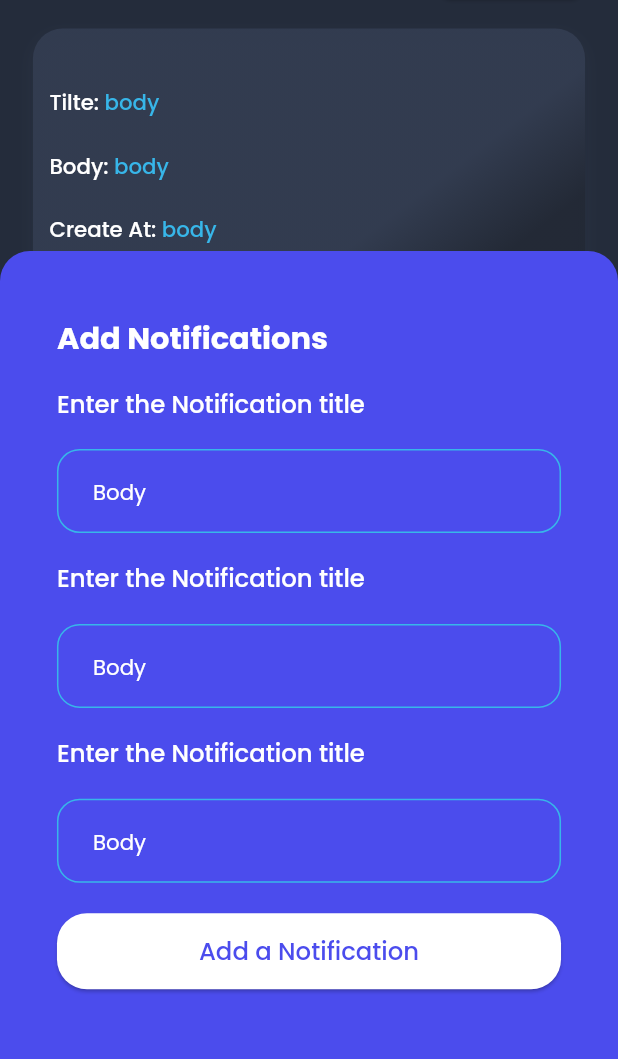
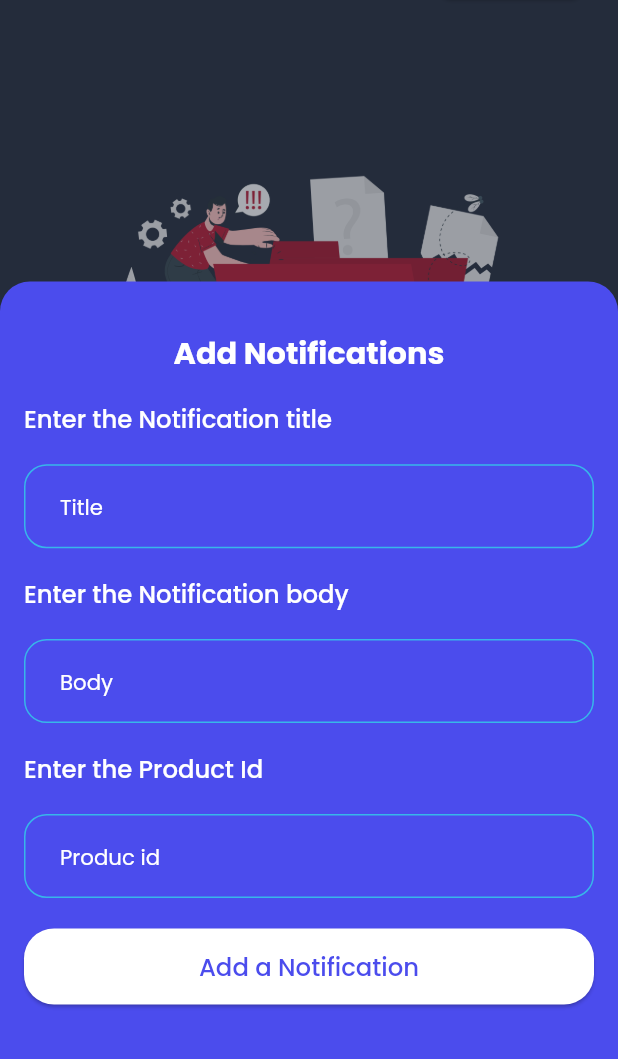
Before and after one commit to Abd44Arfat/full-ecommerce, a Flutter app: the AddNotificationsScreen screen opened directly, after a tap on "Add", on a phone screen of 412 x 824 dp, the part 177-1236 px from its top. Run offline on Flutter 3.47's test engine with Material 3 defaults, Android fonts, the phone set to English and light mode, and no system bars; our stand-ins replace animate_do, cached_network_image, connectivity_plus, dio, firebase_core, firebase_messaging and 15 more; accounts and stored records are empty; generated files the repository leaves out were written again.

Commit message:
finish create notification & save notification in hive

```diff
--- /dev/null
+++ b/lib/core/service/hive/hive_database.dart
@@ -0,0 +1,25 @@
+import 'package:asroo_store/features/admin/add_notifications/data/models/add_notification_model.dart';
+import 'package:hive_flutter/hive_flutter.dart';
+
+class HiveDatabase {
+  factory HiveDatabase() => _instance;
+
+  HiveDatabase._();
+
+  static final HiveDatabase _instance = HiveDatabase._();
+
+  Box<AddNotificationModel>? notificationBox;
+
+  Future<void> setup() async {
+    await Hive.initFlutter();
+
+    Hive..registerAdapter(AddNotificationModelAdapter());
+
+    notificationBox =
+        await Hive.openBox<AddNotificationModel>('notification_box');
+  }
+
+  Future<void> clearAllBox() async {
+    await notificationBox!.clear();
+  }
+}
--- /dev/null
+++ b/lib/features/admin/add_notifications/presentation/bloc/add_notification/add_notification_bloc.dart
@@ -0,0 +1,43 @@
+import 'dart:async';
+import 'package:asroo_store/core/service/hive/hive_database.dart';
+import 'package:asroo_store/features/admin/add_notifications/data/models/add_notification_model.dart';
+import 'package:flutter_bloc/flutter_bloc.dart';
+import 'package:freezed_annotation/freezed_annotation.dart';
+
+part 'add_notification_event.dart';
+part 'add_notification_state.dart';
+part 'add_notification_bloc.freezed.dart';
+
+class AddNotificationBloc
+    extends Bloc<AddNotificationEvent, AddNotificationState> {
+  AddNotificationBloc() : super(const _Initial()) {
+    on<CreateNotificationEvent>(_createNotification);
+    on<DeleteNotificationEvent>(_deleteNotification);
+  }
+
+  FutureOr<void> _createNotification(
+    CreateNotificationEvent event,
+    Emitter<AddNotificationState> emit,
+  ) async {
+    emit(const AddNotificationState.loading());
+
+    try {
+      await HiveDatabase().notificationBox!.add(event.notificationModel);
+
+      emit(const AddNotificationState.success());
+    } catch (e) {
+      emit(AddNotificationState.error(error: e.toString()));
+    }
+  }
+
+  FutureOr<void> _deleteNotification(
+    DeleteNotificationEvent event,
+    Emitter<AddNotificationState> emit,
+  ) async {
+    emit(const AddNotificationState.loading());
+
+    await event.notificationModel.delete();
+
+    emit(const AddNotificationState.success());
+  }
+}
--- /dev/null
+++ b/lib/features/admin/add_notifications/presentation/bloc/add_notification/add_notification_event.dart
@@ -0,0 +1,12 @@
+part of 'add_notification_bloc.dart';
+
+@freezed
+class AddNotificationEvent with _$AddNotificationEvent {
+  const factory AddNotificationEvent.started() = _Started;
+  const factory AddNotificationEvent.createNotification({
+    required AddNotificationModel notificationModel,
+  }) = CreateNotificationEvent;
+  const factory AddNotificationEvent.deleteNotification({
+    required AddNotificationModel notificationModel,
+  }) = DeleteNotificationEvent;
+}
--- /dev/null
+++ b/lib/features/admin/add_notifications/presentation/bloc/add_notification/add_notification_state.dart
@@ -0,0 +1,10 @@
+part of 'add_notification_bloc.dart';
+
+@freezed
+class AddNotificationState with _$AddNotificationState {
+  const factory AddNotificationState.initial() = _Initial;
+  const factory AddNotificationState.loading() = LoadingState;
+  const factory AddNotificationState.success() = SuccessState;
+  const factory AddNotificationState.error({required String error}) =
+      ErrorState;
+}
--- /dev/null
+++ b/lib/features/admin/add_notifications/presentation/bloc/get_all_notification_admin/get_all_notification_admin_bloc.dart
@@ -0,0 +1,38 @@
+import 'dart:async';
+import 'package:asroo_store/core/service/hive/hive_database.dart';
+import 'package:asroo_store/features/admin/add_notifications/data/models/add_notification_model.dart';
+import 'package:flutter_bloc/flutter_bloc.dart';
+import 'package:freezed_annotation/freezed_annotation.dart';
+
+part 'get_all_notification_admin_event.dart';
+part 'get_all_notification_admin_state.dart';
+part 'get_all_notification_admin_bloc.freezed.dart';
+
+class GetAllNotificationAdminBloc
+    extends Bloc<GetAllNotificationAdminEvent, GetAllNotificationAdminState> {
+  GetAllNotificationAdminBloc()
+      : super(const GetAllNotificationAdminState.loading()) {
+    on<FetchAllNotificationAdminEvent>(_getAllNotification);
+  }
+
+  FutureOr<void> _getAllNotification(
+    FetchAllNotificationAdminEvent event,
+    Emitter<GetAllNotificationAdminState> emit,
+  ) async {
+    try {
+      emit(const GetAllNotificationAdminState.loading());
+
+      final list = HiveDatabase().notificationBox!.values.toList();
+
+
+
+      if (list.isEmpty) {
+        emit(const GetAllNotificationAdminState.empty());
+      } else {
+        emit(GetAllNotificationAdminState.success(notificationList: list));
+      }
+    } catch (e) {
+      emit(GetAllNotificationAdminState.error(error: e.toString()));
+    }
+  }
+}
--- /dev/null
+++ b/lib/features/admin/add_notifications/presentation/bloc/get_all_notification_admin/get_all_notification_admin_event.dart
@@ -0,0 +1,8 @@
+part of 'get_all_notification_admin_bloc.dart';
+
+@freezed
+class GetAllNotificationAdminEvent with _$GetAllNotificationAdminEvent {
+  const factory GetAllNotificationAdminEvent.started() = _Started;
+  const factory GetAllNotificationAdminEvent.getAllNotificion() =
+      FetchAllNotificationAdminEvent;
+}
--- /dev/null
+++ b/lib/features/admin/add_notifications/presentation/bloc/get_all_notification_admin/get_all_notification_admin_state.dart
@@ -0,0 +1,12 @@
+part of 'get_all_notification_admin_bloc.dart';
+
+@freezed
+class GetAllNotificationAdminState with _$GetAllNotificationAdminState {
+  const factory GetAllNotificationAdminState.loading() = LoadingState;
+  const factory GetAllNotificationAdminState.success({
+    required List<AddNotificationModel> notificationList,
+  }) = SuccessState;
+  const factory GetAllNotificationAdminState.empty() = EmptyState;
+  const factory GetAllNotificationAdminState.error({required String error}) =
+      ErrorState;
+}
--- a/lib/features/admin/add_notifications/presentation/refactors/add_notification_body.dart
+++ b/lib/features/admin/add_notifications/presentation/refactors/add_notification_body.dart
@@ -1,6 +1,9 @@
+import 'package:asroo_store/core/common/loading/empty_screen.dart';
+import 'package:asroo_store/features/admin/add_notifications/presentation/bloc/get_all_notification_admin/get_all_notification_admin_bloc.dart';
 import 'package:asroo_store/features/admin/add_notifications/presentation/widgets/add_notification_item.dart';
 import 'package:asroo_store/features/admin/add_notifications/presentation/widgets/craete_notification.dart';
 import 'package:flutter/material.dart';
+import 'package:flutter_bloc/flutter_bloc.dart';
 import 'package:flutter_screenutil/flutter_screenutil.dart';
 
 class AddNotificationBody extends StatelessWidget {
@@ -12,32 +15,54 @@ class AddNotificationBody extends StatelessWidget {
       padding: EdgeInsets.symmetric(horizontal: 20.w, vertical: 30.h),
       child: Column(
         children: [
-//create notification title
-          CraeteNotification(),
-//get all  notification
+          // create notification title
+          const CreateNotification(),
+          //get all notifications
           Expanded(
-              child: CustomScrollView(
-            slivers: [
-              SliverToBoxAdapter(
-                child: SizedBox(
-                  height: 20.h,
+            child: CustomScrollView(
+              slivers: [
+                SliverToBoxAdapter(
+                  child: SizedBox(height: 20.h),
                 ),
-              ),
-              SliverToBoxAdapter(
-                child: ListView.separated(
-                  itemCount: 3,
-                  shrinkWrap: true,
-                  physics: const NeverScrollableScrollPhysics(),
-                  separatorBuilder: (context, index) => SizedBox(
-                    height: 15.h,
+                SliverToBoxAdapter(
+                  child: BlocBuilder<GetAllNotificationAdminBloc,
+                      GetAllNotificationAdminState>(
+                    builder: (context, state) {
+                      return state.when(
+                        loading: () {
+                          return const Center(
+                            child: CircularProgressIndicator(
+                              color: Colors.white,
+                            ),
+                          );
+                        },
+                        success: (notificaionList) {
+                          return ListView.separated(
+                            itemCount: notificaionList.length,
+                            shrinkWrap: true,
+                            physics: const NeverScrollableScrollPhysics(),
+                            itemBuilder: (context, index) {
+                              return AddNotificationItem(
+                                notificationModel: notificaionList[index],
+                                index: index,
+                              );
+                            },
+                            separatorBuilder: (context, index) =>
+                                SizedBox(height: 15.h),
+                          );
+                        },
+                        empty: EmptyScreen.new,
+                        error: Text.new,
+                      );
+                    },
                   ),
-                  itemBuilder: (context, index) {
-                    return AddNotificationItem();
-                  },
                 ),
-              )
-            ],
-          ))
+                SliverToBoxAdapter(
+                  child: SizedBox(height: 20.h),
+                ),
+              ],
+            ),
+          ),
         ],
       ),
     );
--- a/lib/features/admin/add_notifications/presentation/screens/add_notifications_screen.dart
+++ b/lib/features/admin/add_notifications/presentation/screens/add_notifications_screen.dart
@@ -1,23 +1,36 @@
 import 'package:asroo_store/core/common/widgets/admin_app_bar.dart';
-import 'package:asroo_store/core/service/push_notification/firebase_cloud_messaging.dart';
+import 'package:asroo_store/core/di/injection_container.dart';
 import 'package:asroo_store/core/style/colors/colors_dark.dart';
+import 'package:asroo_store/features/admin/add_notifications/presentation/bloc/add_notification/add_notification_bloc.dart';
+import 'package:asroo_store/features/admin/add_notifications/presentation/bloc/get_all_notification_admin/get_all_notification_admin_bloc.dart';
+import 'package:asroo_store/features/admin/add_notifications/presentation/refactors/add_notification_body.dart';
 import 'package:flutter/material.dart';
-
-import '../refactors/add_notification_body.dart';
+import 'package:flutter_bloc/flutter_bloc.dart';
 
 class AddNotificationsScreen extends StatelessWidget {
   const AddNotificationsScreen({super.key});
 
   @override
   Widget build(BuildContext context) {
-    return Scaffold(
-      backgroundColor: ColorsDark.mainColor,
-      appBar: AdminAppBar(
-        title: 'Notifications',
-        isMain: true,
+    return MultiBlocProvider(
+      providers: [
+        BlocProvider(
+          create: (context) => sl<GetAllNotificationAdminBloc>()
+            ..add(
+              const GetAllNotificationAdminEvent.getAllNotificion(),
+            ),
+        ),
+        BlocProvider(create: (context) => sl<AddNotificationBloc>()),
+      ],
+      child: const Scaffold(
         backgroundColor: ColorsDark.mainColor,
+        appBar: AdminAppBar(
+          title: 'Notifications',
+          isMain: true,
+          backgroundColor: ColorsDark.mainColor,
+        ),
+        body: AddNotificationBody(),
       ),
-      body: AddNotificationBody()
     );
   }
 }
--- a/lib/features/admin/add_notifications/presentation/widgets/add_notification_item.dart
+++ b/lib/features/admin/add_notifications/presentation/widgets/add_notification_item.dart
@@ -1,18 +1,24 @@
 import 'package:asroo_store/core/common/widgets/custom_container_linear_admin.dart';
 import 'package:asroo_store/core/common/widgets/text_app.dart';
 import 'package:asroo_store/core/extensions/context_extension.dart';
+import 'package:asroo_store/core/extensions/date_extension.dart';
 import 'package:asroo_store/core/style/colors/colors_dark.dart';
 import 'package:asroo_store/core/style/fonts/font_family_helper.dart';
 import 'package:asroo_store/core/style/fonts/font_weight_helper.dart';
-
+import 'package:asroo_store/features/admin/add_notifications/data/models/add_notification_model.dart';
+import 'package:asroo_store/features/admin/add_notifications/presentation/widgets/edit/edit_notification.dart';
 import 'package:flutter/material.dart';
 import 'package:flutter_screenutil/flutter_screenutil.dart';
 
 class AddNotificationItem extends StatelessWidget {
   const AddNotificationItem({
+    required this.notificationModel,
+    required this.index,
     super.key,
   });
 
+  final AddNotificationModel notificationModel;
+  final int index;
 
   @override
   Widget build(BuildContext context) {
@@ -21,29 +27,30 @@ class AddNotificationItem extends StatelessWidget {
       width: MediaQuery.of(context).size.width,
       child: Padding(
         padding: EdgeInsets.symmetric(horizontal: 10.w, vertical: 15.h),
-        child:const Column(
+        child: Column(
           children: [
             const Spacer(),
             //Title
             NotificationInfo(
               title: 'Tilte: ',
-              body: "body",
+              body: notificationModel.title,
             ),
             const Spacer(),
             //Body
             NotificationInfo(
               title: 'Body: ',
-              body: "body",
+              body: notificationModel.body,
             ),
             const Spacer(),
             NotificationInfo(
               title: 'Create At: ',
-              body: "body",
+              body: notificationModel.createAt.getFormatDayMonthYear(),
             ),
             const Spacer(),
             Row(
               mainAxisAlignment: MainAxisAlignment.end,
               children: [
+                //delete notification
 
               ],
             )
--- a/lib/features/admin/add_notifications/presentation/widgets/craete_notification.dart
+++ b/lib/features/admin/add_notifications/presentation/widgets/craete_notification.dart
@@ -6,21 +6,22 @@ import 'package:asroo_store/core/extensions/context_extension.dart';
 import 'package:asroo_store/core/style/colors/colors_dark.dart';
 import 'package:asroo_store/core/style/fonts/font_family_helper.dart';
 import 'package:asroo_store/core/style/fonts/font_weight_helper.dart';
-import 'package:asroo_store/features/admin/add_categories/presentation/bloc/create_category/create_category_bloc.dart';
+import 'package:asroo_store/features/admin/add_notifications/presentation/bloc/add_notification/add_notification_bloc.dart';
+import 'package:asroo_store/features/admin/add_notifications/presentation/bloc/get_all_notification_admin/get_all_notification_admin_bloc.dart';
 import 'package:asroo_store/features/admin/add_notifications/presentation/widgets/create/create_notification_bottom_sheet.dart';
 import 'package:flutter/material.dart';
 import 'package:flutter_bloc/flutter_bloc.dart';
 import 'package:flutter_screenutil/flutter_screenutil.dart';
 
-class CraeteNotification extends StatelessWidget {
-  const CraeteNotification({super.key});
+class CreateNotification extends StatelessWidget {
+  const CreateNotification({super.key});
 
   @override
   Widget build(BuildContext context) {
     return Row(
       mainAxisAlignment: MainAxisAlignment.spaceBetween,
       children: [
-        // title
+        // titile
         TextApp(
           text: 'Notifications',
           theme: context.textStyle.copyWith(
@@ -29,13 +30,20 @@ class CraeteNotification extends StatelessWidget {
             fontFamily: FontFamilyHelper.poppinsEnglish,
           ),
         ),
-        //bottom sheet
+        // bottom sheet
         CustomButton(
           onPressed: () {
             CustomBottomSheet.showModalBottomSheetContainer(
               context: context,
-          widget: CraeteNotificationBottomSheet()
-
+              widget: BlocProvider(
+                create: (context) => sl<AddNotificationBloc>(),
+                child: const CreateNotificationBottomSheet(),
+              ),
+              whenComplete: () {
+                context.read<GetAllNotificationAdminBloc>().add(
+                      const GetAllNotificationAdminEvent.getAllNotificion(),
+                    );
+              },
             );
           },
           backgroundColor: ColorsDark.blueDark,
--- a/lib/features/admin/add_notifications/presentation/widgets/create/create_notification_bottom_sheet.dart
+++ b/lib/features/admin/add_notifications/presentation/widgets/create/create_notification_bottom_sheet.dart
@@ -1,3 +1,4 @@
+import 'package:asroo_store/core/common/toast/show_toast.dart';
 import 'package:asroo_store/core/common/widgets/custom_button.dart';
 import 'package:asroo_store/core/common/widgets/custom_text_field.dart';
 import 'package:asroo_store/core/common/widgets/text_app.dart';
@@ -5,19 +6,22 @@ import 'package:asroo_store/core/extensions/context_extension.dart';
 import 'package:asroo_store/core/style/colors/colors_dark.dart';
 import 'package:asroo_store/core/style/fonts/font_family_helper.dart';
 import 'package:asroo_store/core/style/fonts/font_weight_helper.dart';
+import 'package:asroo_store/features/admin/add_notifications/data/models/add_notification_model.dart';
+import 'package:asroo_store/features/admin/add_notifications/presentation/bloc/add_notification/add_notification_bloc.dart';
 import 'package:flutter/material.dart';
+import 'package:flutter_bloc/flutter_bloc.dart';
 import 'package:flutter_screenutil/flutter_screenutil.dart';
 
-class CraeteNotificationBottomSheet extends StatefulWidget {
-  const CraeteNotificationBottomSheet({super.key});
+class CreateNotificationBottomSheet extends StatefulWidget {
+  const CreateNotificationBottomSheet({super.key});
 
   @override
-  State<CraeteNotificationBottomSheet> createState() =>
-      _CraeteNotificationBottomSheetState();
+  State<CreateNotificationBottomSheet> createState() =>
+      _CreateNotificationBottomSheetState();
 }
 
-class _CraeteNotificationBottomSheetState
-    extends State<CraeteNotificationBottomSheet> {
+class _CreateNotificationBottomSheetState
+    extends State<CreateNotificationBottomSheet> {
   TextEditingController titleController = TextEditingController();
   TextEditingController bodyController = TextEditingController();
   TextEditingController productIdController = TextEditingController();
@@ -35,13 +39,15 @@ class _CraeteNotificationBottomSheetState
   @override
   Widget build(BuildContext context) {
     return Padding(
-        padding: EdgeInsets.symmetric(horizontal: 20.w, vertical: 30.h),
+      padding: EdgeInsets.symmetric(vertical: 20.h),
       child: Form(
         key: formKey,
         child: Column(
           crossAxisAlignment: CrossAxisAlignment.start,
           children: [
-              TextApp(
+            //Add Notifications Title
+            Center(
+              child: TextApp(
                 text: 'Add Notifications',
                 theme: context.textStyle.copyWith(
                   fontSize: 20.sp,
@@ -49,9 +55,9 @@ class _CraeteNotificationBottomSheetState
                   fontFamily: FontFamilyHelper.poppinsEnglish,
                 ),
               ),
-              SizedBox(
-                height: 20.h,
             ),
+            SizedBox(height: 20.h),
+            //Enter the Notification name title
             TextApp(
               text: 'Enter the Notification title',
               theme: context.textStyle.copyWith(
@@ -59,36 +65,32 @@ class _CraeteNotificationBottomSheetState
                 fontWeight: FontWeightHelper.medium,
                 fontFamily: FontFamilyHelper.poppinsEnglish,
               ),
-
             ),
-                SizedBox(
-                height: 20.h,
-              ),
+            SizedBox(height: 20.h),
+            // title for notification TextForm
             CustomTextField(
               controller: titleController,
-              hintText: 'Body',
+              hintText: 'Title',
               validator: (value) {
                 if (value == null || value.isEmpty || value.length < 2) {
-                  return 'Please Selected Your Body Name';
+                  return 'Please Selected Your Title Name';
                 }
                 return null;
               },
             ),
-              SizedBox(
-                height: 20.h,
-              ),
+            SizedBox(height: 20.h),
+
+            //Enter the Notification name body
             TextApp(
-                text: 'Enter the Notification title',
+              text: 'Enter the Notification body',
               theme: context.textStyle.copyWith(
                 fontSize: 16.sp,
                 fontWeight: FontWeightHelper.medium,
                 fontFamily: FontFamilyHelper.poppinsEnglish,
               ),
-
             ),
-                SizedBox(
-                height: 20.h,
-              ),
+            SizedBox(height: 20.h),
+            // Body for notification TextForm
             CustomTextField(
               controller: bodyController,
               hintText: 'Body',
@@ -99,36 +101,67 @@ class _CraeteNotificationBottomSheetState
                 return null;
               },
             ),
-              SizedBox(
-                height: 20.h,
-              ),
+            SizedBox(height: 20.h),
+            //Enter the Product Id
             TextApp(
-                text: 'Enter the Notification title',
+              text: 'Enter the Product Id',
               theme: context.textStyle.copyWith(
                 fontSize: 16.sp,
                 fontWeight: FontWeightHelper.medium,
                 fontFamily: FontFamilyHelper.poppinsEnglish,
               ),
-
             ),
-    SizedBox(
-                height: 20.h,
-              ),
+            SizedBox(height: 20.h),
+            // productId for notification TextForm
             CustomTextField(
               controller: productIdController,
-              hintText: 'Body',
-              keyboardType:TextInputType.number ,
+              keyboardType: TextInputType.number,
               validator: (value) {
-                if (value == null || value.isEmpty || value.length < 2) {
-                  return 'Please Selected Your product id Name';
+                if (value == null || value.isEmpty) {
+                  return 'Please Selected Your Productid ';
                 }
                 return null;
               },
+              hintText: 'Produc id',
             ),
-              SizedBox(
-                height: 20.h,
+            SizedBox(height: 20.h),
+            //Button
+            BlocConsumer<AddNotificationBloc, AddNotificationState>(
+              listener: (context, state) {
+                state.whenOrNull(
+                  success: () {
+                    context.pop();
+                    ShowToast.showToastSuccessTop(
+                      message: 'Notification Created Success',
+                      seconds: 2,
+                    );
+                  },
+                  error: (error) {
+                    ShowToast.showToastErrorTop(
+                      message: error,
+                    );
+                  },
+                );
+              },
+              builder: (context, state) {
+                return state.maybeWhen(
+                  loading: () {
+                    return Container(
+                      height: 50.h,
+                      width: MediaQuery.of(context).size.width,
+                      decoration: BoxDecoration(
+                        color: Colors.white,
+                        borderRadius: BorderRadius.circular(20),
                       ),
-CustomButton(
+                      child: const Center(
+                        child: CircularProgressIndicator(
+                          color: ColorsDark.blueDark,
+                        ),
+                      ),
+                    );
+                  },
+                  orElse: () {
+                    return CustomButton(
                       onPressed: () {
                         _validAddNotification(context);
                       },
@@ -139,12 +172,29 @@ CustomButton(
                       text: 'Add a Notification',
                       width: MediaQuery.of(context).size.width,
                       height: 50.h,
-              )
-
+                    );
+                  },
+                );
+              },
+            ),
           ],
         ),
-        ));
+      ),
+    );
   }
 
-  void _validAddNotification(BuildContext context) {}
+  void _validAddNotification(BuildContext context) {
+    if (formKey.currentState!.validate()) {
+      context.read<AddNotificationBloc>().add(
+            AddNotificationEvent.createNotification(
+              notificationModel: AddNotificationModel(
+                title: titleController.text.trim(),
+                body: bodyController.text.trim(),
+                productId: int.parse(productIdController.text.trim()),
+                createAt: DateTime.now(),
+              ),
+            ),
+          );
     }
+  }
+}
--- a/lib/main.dart
+++ b/lib/main.dart
@@ -4,6 +4,7 @@ import 'package:asroo_store/asroo_store_app.dart';
 import 'package:asroo_store/core/app/bloc_observer.dart';
 import 'package:asroo_store/core/app/env.variables.dart';
 import 'package:asroo_store/core/di/injection_container.dart';
+import 'package:asroo_store/core/service/hive/hive_database.dart';
 import 'package:asroo_store/core/service/push_notification/firebase_cloud_messaging.dart';
 import 'package:asroo_store/core/service/shared_pref/shared_pref.dart';
 import 'package:asroo_store/firebase_options.dart';
@@ -16,6 +17,7 @@ void main() async {
   WidgetsFlutterBinding.ensureInitialized();
 
   await EnvVariable.instance.init(envType: EnvTypeEnum.dev);
+  await HiveDatabase().setup();
 
  await Firebase.initializeApp(
     options: DefaultFirebaseOptions.currentPlatform,
--- a/pubspec.yaml
+++ b/pubspec.yaml
@@ -50,6 +50,8 @@ dependencies:
 
   #Notifications
   firebase_messaging: ^14.7.15
+  intl: ^0.18.1
+
 
 
   #local Database Hive
```
Also changed, not shown: lib/core/di/injection_container.dart (+7 -0 lines), lib/core/extensions/date_extension.dart (added, +8 -0 lines), lib/features/admin/add_notifications/presentation/bloc/add_notification/add_notification_bloc.freezed.dart (added), lib/features/admin/add_notifications/presentation/bloc/get_all_notification_admin/get_all_notification_admin_bloc.freezed.dart (added), pubspec.lock. Lines whose indentation alone changed are shown as unchanged.
